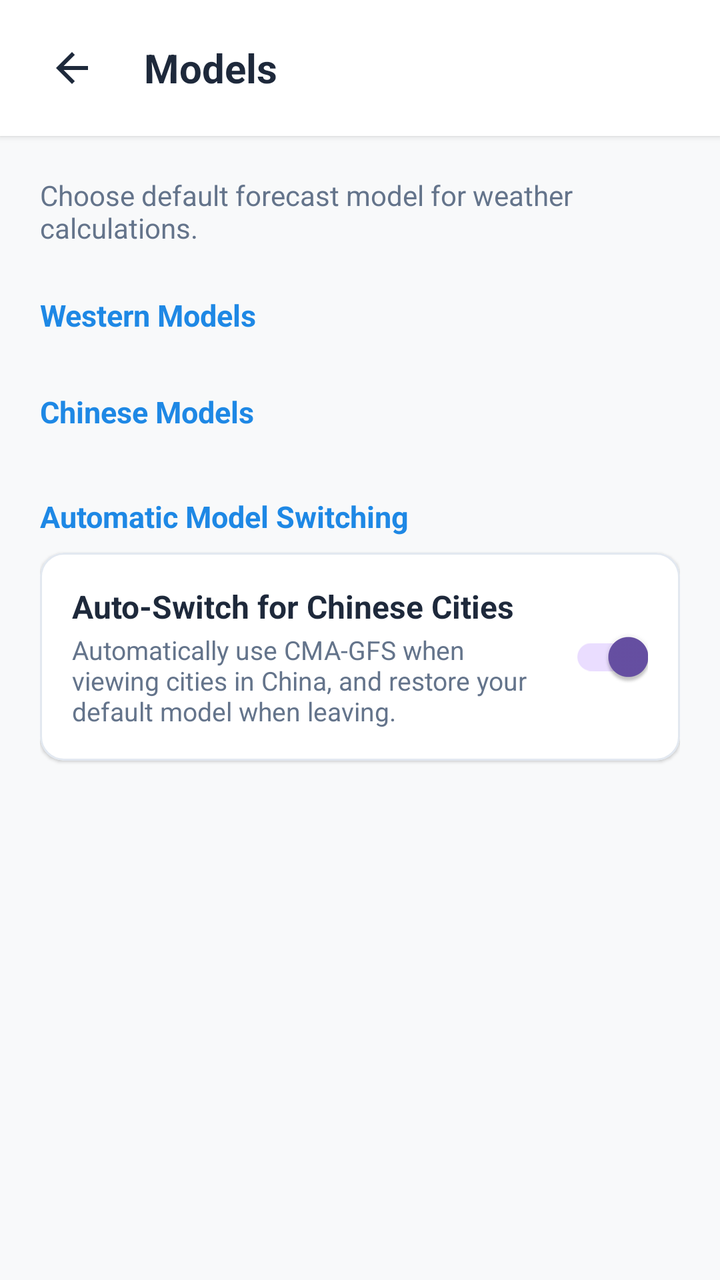
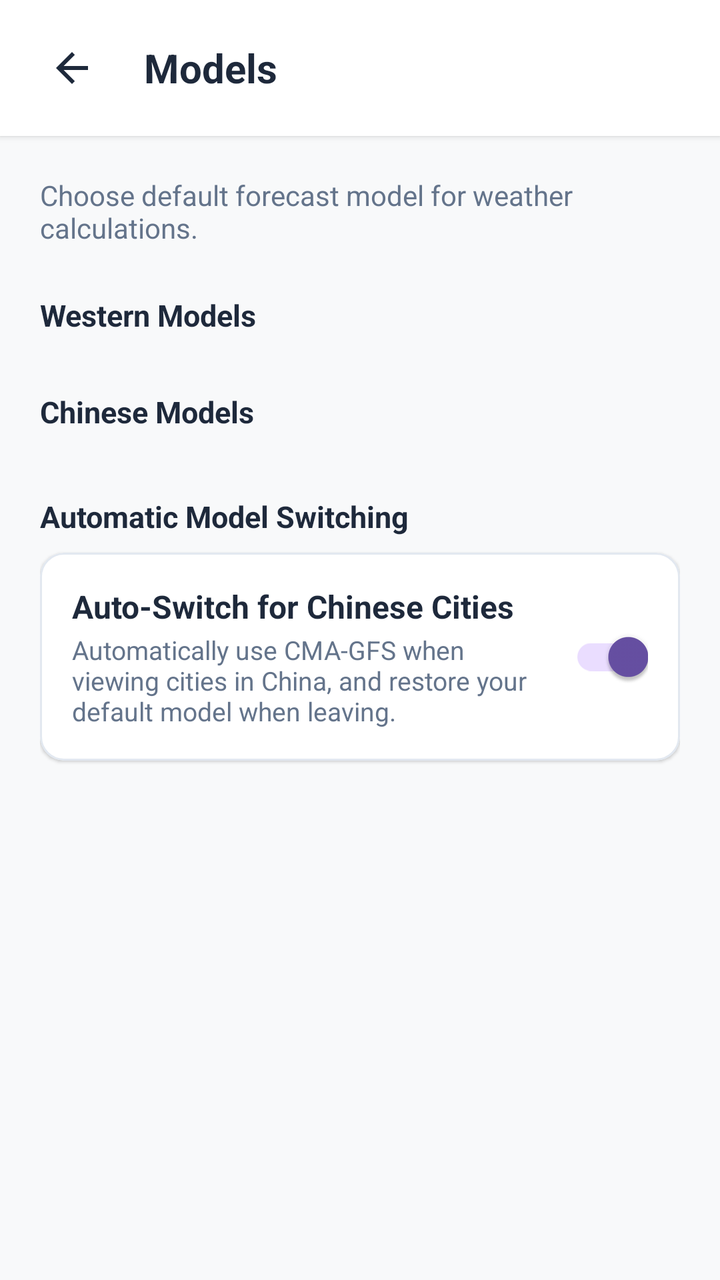

An Android layout rendered at two revisions. The XML below is the earlier revision; the diff shows what the commit changed to produce the second picture.
<!-- AndroidManifest.xml: application theme Theme.WeatherAPP -->
<!-- res/layout/dialog_models_settings.xml -->
<?xml version="1.0" encoding="utf-8"?>
<LinearLayout xmlns:android="http://schemas.android.com/apk/res/android"
    xmlns:app="http://schemas.android.com/apk/res-auto"
    xmlns:tools="http://schemas.android.com/tools"
    android:layout_width="match_parent"
    android:layout_height="match_parent"
    android:background="@color/background_light"
    android:orientation="vertical">

    
    <com.google.android.material.card.MaterialCardView
        android:id="@+id/cardHeader"
        android:layout_width="match_parent"
        android:layout_height="wrap_content"
        app:cardBackgroundColor="@color/surface_card"
        app:cardCornerRadius="0dp"
        app:cardElevation="2dp"
        app:strokeWidth="0dp">

        <LinearLayout
            android:layout_width="match_parent"
            android:layout_height="wrap_content"
            android:gravity="center_vertical"
            android:orientation="horizontal"
            android:paddingHorizontal="16dp"
            android:paddingVertical="14dp">

            <ImageButton
                android:id="@+id/btnBack"
                android:layout_width="40dp"
                android:layout_height="40dp"
                android:background="?attr/selectableItemBackgroundBorderless"
                android:contentDescription="Back"
                android:padding="8dp"
                android:scaleType="fitCenter"
                android:src="@drawable/ic_back"
                app:tint="@color/text_primary" />

            <TextView
                android:layout_width="wrap_content"
                android:layout_height="wrap_content"
                android:layout_marginStart="16dp"
                android:text="Models"
                android:textColor="@color/text_primary"
                android:textSize="20sp"
                android:textStyle="bold" />

        </LinearLayout>

    </com.google.android.material.card.MaterialCardView>

    <ScrollView
        android:layout_width="match_parent"
        android:layout_height="match_parent"
        android:fillViewport="true">

        <LinearLayout
            android:layout_width="match_parent"
            android:layout_height="wrap_content"
            android:orientation="vertical"
            android:padding="20dp">

            <TextView
                android:layout_width="wrap_content"
                android:layout_height="wrap_content"
                android:layout_marginBottom="16dp"
                android:text="Choose default forecast model for weather calculations."
                android:textColor="@color/text_secondary"
                android:textSize="14sp" />

            
            <TextView
                android:layout_width="wrap_content"
                android:layout_height="wrap_content"
                android:layout_marginTop="8dp"
                android:layout_marginBottom="8dp"
                android:text="Western Models"
                android:textColor="@color/brand_primary"
                android:textSize="15sp"
                android:textStyle="bold" />

            <RadioGroup
                android:id="@+id/rgWesternModels"
                android:layout_width="match_parent"
                android:layout_height="wrap_content"
                android:orientation="vertical" />

            
            <TextView
                android:layout_width="wrap_content"
                android:layout_height="wrap_content"
                android:layout_marginTop="20dp"
                android:layout_marginBottom="8dp"
                android:text="Chinese Models"
                android:textColor="@color/brand_primary"
                android:textSize="15sp"
                android:textStyle="bold" />

            <RadioGroup
                android:id="@+id/rgChineseModels"
                android:layout_width="match_parent"
                android:layout_height="wrap_content"
                android:orientation="vertical" />

            
            <TextView
                android:layout_width="wrap_content"
                android:layout_height="wrap_content"
                android:layout_marginTop="24dp"
                android:layout_marginBottom="8dp"
                android:text="Automatic Model Switching"
                android:textColor="@color/brand_primary"
                android:textSize="15sp"
                android:textStyle="bold" />

            <com.google.android.material.card.MaterialCardView
                android:id="@+id/cardAutoChina"
                android:layout_width="match_parent"
                android:layout_height="wrap_content"
                app:cardBackgroundColor="@color/surface_card"
                app:cardCornerRadius="12dp"
                app:cardElevation="1dp"
                app:strokeColor="@color/divider_color"
                app:strokeWidth="1dp">

                <LinearLayout
                    android:layout_width="match_parent"
                    android:layout_height="wrap_content"
                    android:gravity="center_vertical"
                    android:orientation="horizontal"
                    android:padding="16dp">

                    <LinearLayout
                        android:layout_width="0dp"
                        android:layout_height="wrap_content"
                        android:layout_marginEnd="12dp"
                        android:layout_weight="1"
                        android:orientation="vertical">

                        <TextView
                            android:layout_width="wrap_content"
                            android:layout_height="wrap_content"
                            android:text="Auto-Switch for Chinese Cities"
                            android:textColor="@color/text_primary"
                            android:textSize="16sp"
                            android:textStyle="bold" />

                        <TextView
                            android:layout_width="wrap_content"
                            android:layout_height="wrap_content"
                            android:layout_marginTop="2dp"
                            android:text="Automatically use CMA-GFS when viewing cities in China, and restore your default model when leaving."
                            android:textColor="@color/text_secondary"
                            android:textSize="13sp" />

                    </LinearLayout>

                    <com.google.android.material.switchmaterial.SwitchMaterial
                        android:id="@+id/switchAutoChina"
                        android:layout_width="wrap_content"
                        android:layout_height="wrap_content"
                        android:checked="true" />

                </LinearLayout>

            </com.google.android.material.card.MaterialCardView>

        </LinearLayout>

    </ScrollView>

</LinearLayout>
<!-- resources referenced by this layout -->
<resources>
  <color name="background_light">#F8F9FA</color>
  <color name="brand_primary">#1E88E5</color>
  <color name="divider_color">#E2E8F0</color>
  <color name="surface_card">#FFFFFF</color>
  <color name="text_primary">#1E293B</color>
  <color name="text_secondary">#64748B</color>
  <!-- drawable ic_back (drawable) -->
  <vector xmlns:android="http://schemas.android.com/apk/res/android"
      android:width="24dp"
      android:height="24dp"
      android:viewportWidth="24"
      android:viewportHeight="24">
    <path
        android:fillColor="@color/text_primary"
        android:pathData="M20,11H7.83l5.59,-5.59L12,4l-8,8 8,8 1.41,-1.41L7.83,13H20v-2z"/>
  </vector>
  <style name="Theme.WeatherAPP" parent="Base.Theme.WeatherAPP" />
  <style name="Base.Theme.WeatherAPP" parent="Theme.Material3.DayNight.NoActionBar">
          <item name="android:statusBarColor">@color/surface_card</item>
          <item name="android:windowLightStatusBar">true</item>
      </style>
</resources>

<!-- the commit's change to res/layout/dialog_models_settings.xml (unified diff, before → after) -->
@@ -70,12 +70,13 @@
 
             
             <TextView
+                android:id="@+id/tvWesternHeader"
                 android:layout_width="wrap_content"
                 android:layout_height="wrap_content"
                 android:layout_marginTop="8dp"
                 android:layout_marginBottom="8dp"
                 android:text="Western Models"
-                android:textColor="@color/brand_primary"
+                android:textColor="@color/text_primary"
                 android:textSize="15sp"
                 android:textStyle="bold" />
 
@@ -87,12 +88,13 @@
 
             
             <TextView
+                android:id="@+id/tvChineseHeader"
                 android:layout_width="wrap_content"
                 android:layout_height="wrap_content"
                 android:layout_marginTop="20dp"
                 android:layout_marginBottom="8dp"
                 android:text="Chinese Models"
-                android:textColor="@color/brand_primary"
+                android:textColor="@color/text_primary"
                 android:textSize="15sp"
                 android:textStyle="bold" />
 
@@ -104,12 +106,13 @@
 
             
             <TextView
+                android:id="@+id/tvAutoChinaHeader"
                 android:layout_width="wrap_content"
                 android:layout_height="wrap_content"
                 android:layout_marginTop="24dp"
                 android:layout_marginBottom="8dp"
                 android:text="Automatic Model Switching"
-                android:textColor="@color/brand_primary"
+                android:textColor="@color/text_primary"
                 android:textSize="15sp"
                 android:textStyle="bold" />
 
<!-- resource entries referenced after the edit -->
@@ -1,7 +1,6 @@
 <!-- resources referenced by this layout -->
 <resources>
   <color name="background_light">#F8F9FA</color>
-  <color name="brand_primary">#1E88E5</color>
   <color name="divider_color">#E2E8F0</color>
   <color name="surface_card">#FFFFFF</color>
   <color name="text_primary">#1E293B</color>
